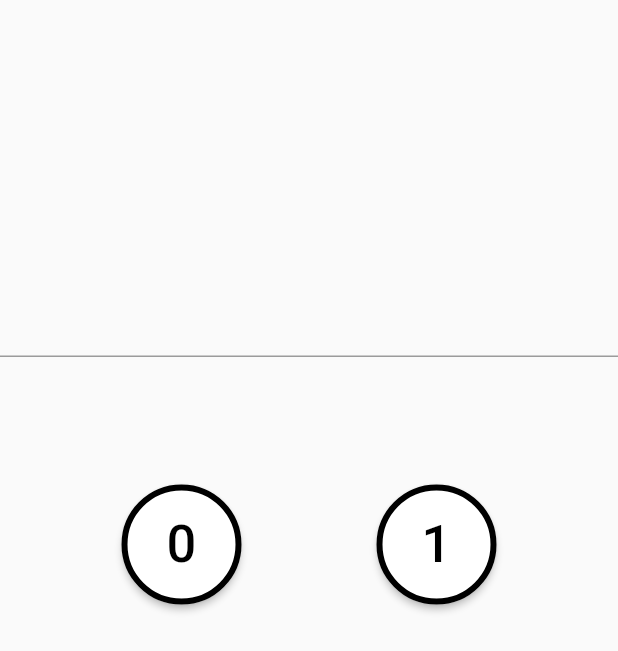
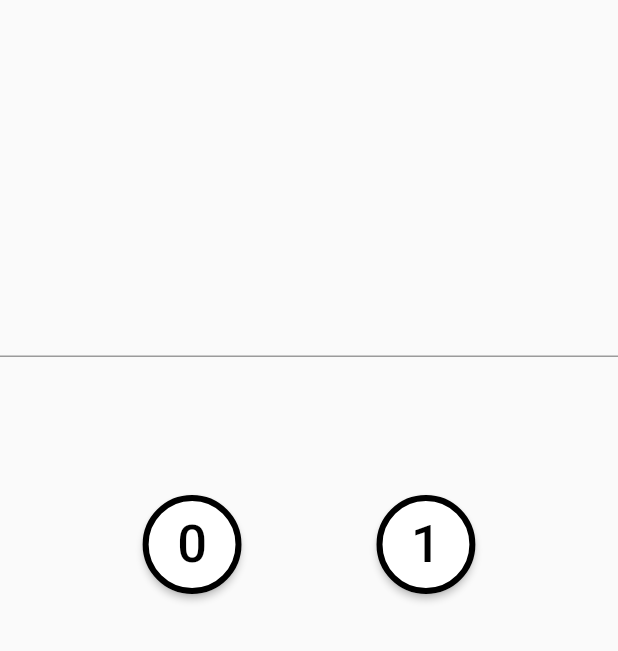
Before and after one commit to itumo-arigatone/simple_binary_converter, a Flutter app: the screen it shows after launch, on a phone screen of 412 x 824 dp. Shown: the top 651 px of the screen. Run offline on Flutter 3.47's test engine with Material 2 defaults, Android fonts, the phone set to English and light mode, and no system bars.

Commit message:
hightでサイジング

```diff
--- a/lib/main.dart
+++ b/lib/main.dart
@@ -94,11 +94,12 @@ class _MyHomePageState extends State<MyHomePage> {
   }
 
   ElevatedButton numButton(String num) {
+    double buttonSize = MediaQuery.of(context).size.height * 0.08;
     return ElevatedButton(
       child: buttonStyle(num),
       onPressed: () => _setNumber(num),
       style: ElevatedButton.styleFrom(
-        fixedSize: Size(80, 80),
+        fixedSize: Size(buttonSize, buttonSize),
         primary: Colors.white,
         onPrimary: Colors.black,
         shape: const CircleBorder(
```
